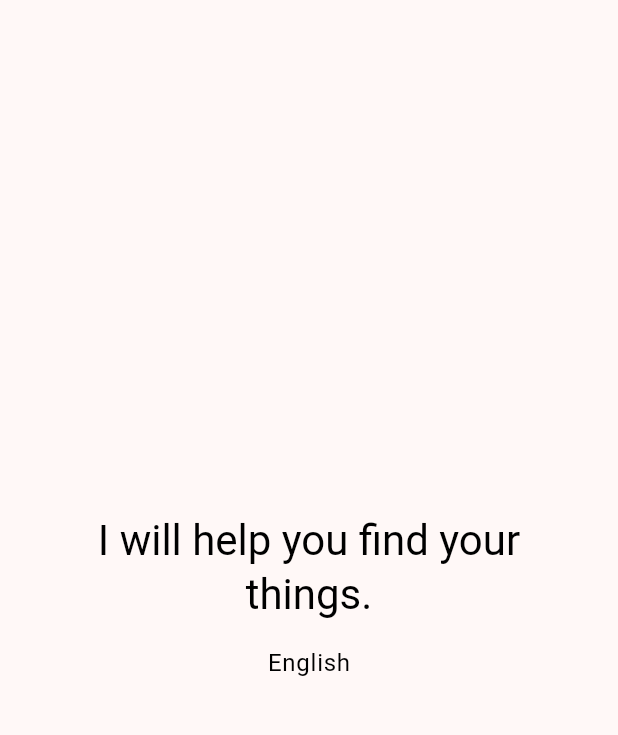
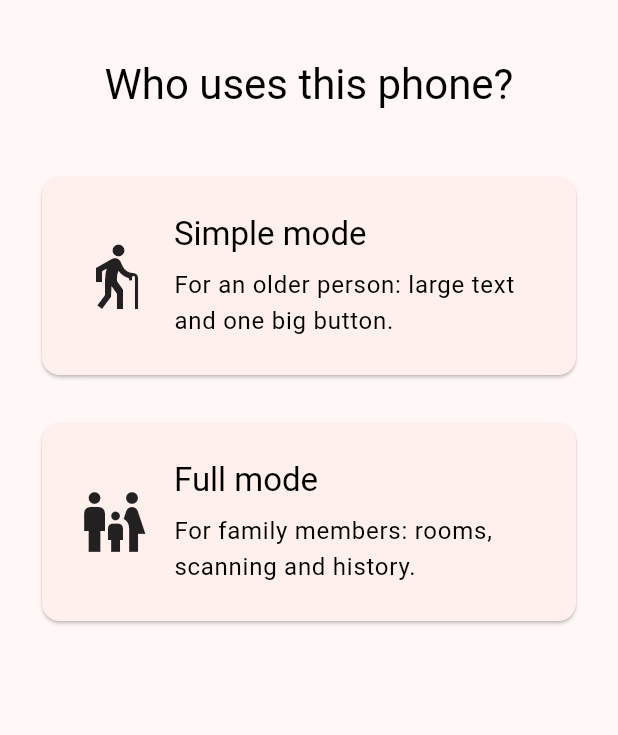
Before and after one commit to Git-FilipPerlic/strawberrinsky, a Flutter app: the screen it shows after launch, on a phone screen of 412 x 824 dp, the part 63-798 px from its top. Run offline on Flutter 3.47's test engine with Material 3 defaults, Android fonts, the phone set to English and light mode, and no system bars; our stand-ins replace shared_preferences.

Commit message:
Add mode choice with remembered simple/full mode (BASE-002)
Co-Authored-By: Claude Opus 5.5 <noreply@anthropic.com>

```diff
--- a/lib/app.dart
+++ b/lib/app.dart
@@ -2,6 +2,11 @@ import 'package:flutter/material.dart';
 import 'package:flutter_localizations/flutter_localizations.dart';
 
 import 'l10n/app_localizations.dart';
+import 'models/app_mode.dart';
+import 'screens/full/full_home_screen.dart';
+import 'screens/mode_choice_screen.dart';
+import 'screens/simple/simple_home_screen.dart';
+import 'services/settings_store.dart';
 import 'theme/app_theme.dart';
 
 /// Srpski, latinica. Naši prevodi su u `app_sr.arb`, a ugrađeni tekstovi
@@ -13,16 +18,49 @@ const Locale serbianLatin = Locale.fromSubtags(
 
 const Locale english = Locale('en');
 
-class StrawberrinskyApp extends StatelessWidget {
-  const StrawberrinskyApp({super.key});
+class StrawberrinskyApp extends StatefulWidget {
+  StrawberrinskyApp({super.key, SettingsStore? settings})
+    : settings = settings ?? SettingsStore();
+
+  final SettingsStore settings;
+
+  @override
+  State<StrawberrinskyApp> createState() => _StrawberrinskyAppState();
+}
+
+class _StrawberrinskyAppState extends State<StrawberrinskyApp> {
+  /// Dok se čita sačuvani režim — kratko, ne prikazuje se ništa.
+  bool _loading = true;
+
+  /// `null` znači da režim još nije izabran.
+  AppMode? _mode;
+
+  @override
+  void initState() {
+    super.initState();
+    _loadMode();
+  }
+
+  Future<void> _loadMode() async {
+    final mode = await widget.settings.loadMode();
+    if (!mounted) return;
+    setState(() {
+      _mode = mode;
+      _loading = false;
+    });
+  }
+
+  void _setMode(AppMode mode) {
+    setState(() => _mode = mode);
+    widget.settings.saveMode(mode);
+  }
 
   @override
   Widget build(BuildContext context) {
     return MaterialApp(
       onGenerateTitle: (context) => AppLocalizations.of(context).appTitle,
       debugShowCheckedModeBanner: false,
-      // Izbor režima (jednostavan / pun) dolazi u BASE-002.
-      theme: AppTheme.full(),
+      theme: _mode == AppMode.simple ? AppTheme.simple() : AppTheme.full(),
       localizationsDelegates: const [
         AppLocalizations.delegate,
         GlobalMaterialLocalizations.delegate,
@@ -31,8 +69,22 @@ class StrawberrinskyApp extends StatelessWidget {
       ],
       supportedLocales: const [serbianLatin, english],
       localeResolutionCallback: _resolveLocale,
-      home: const _PlaceholderHome(),
+      home: _buildHome(),
     );
+  }
+
+  Widget _buildHome() {
+    if (_loading) return const Scaffold();
+
+    return switch (_mode) {
+      null => ModeChoiceScreen(onModeChosen: _setMode),
+      AppMode.simple => SimpleHomeScreen(
+        onExit: () => _setMode(AppMode.full),
+      ),
+      AppMode.full => FullHomeScreen(
+        onSwitchToSimple: () => _setMode(AppMode.simple),
+      ),
+    };
   }
 
   /// Ako je telefon na srpskom — srpski, inače engleski.
@@ -41,36 +93,3 @@ class StrawberrinskyApp extends StatelessWidget {
     return english;
   }
 }
-
-/// Privremeni početni ekran — samo da se vide tema i prevod.
-/// Zamenjuje ga izbor režima u BASE-002.
-class _PlaceholderHome extends StatelessWidget {
-  const _PlaceholderHome();
-
-  @override
-  Widget build(BuildContext context) {
-    final l10n = AppLocalizations.of(context);
-    final textTheme = Theme.of(context).textTheme;
-
-    return Scaffold(
-      appBar: AppBar(title: Text(l10n.appTitle)),
-      body: Center(
-        child: Padding(
-          padding: const EdgeInsets.all(AppSpacing.large),
-          child: Column(
-            mainAxisSize: MainAxisSize.min,
-            children: [
-              Text(
-                l10n.homeGreeting,
-                style: textTheme.headlineMedium,
-                textAlign: TextAlign.center,
-              ),
-              const SizedBox(height: AppSpacing.medium),
-              Text(l10n.languageName, style: textTheme.bodyLarge),
-            ],
-          ),
-        ),
-      ),
-    );
-  }
-}
--- a/lib/l10n/app_en.arb
+++ b/lib/l10n/app_en.arb
@@ -2,6 +2,16 @@
   "@@locale": "en",
 
   "appTitle": "Strawberrinsky",
-  "homeGreeting": "I will help you find your things.",
-  "languageName": "English"
+
+  "modeChoiceTitle": "Who uses this phone?",
+  "modeSimpleTitle": "Simple mode",
+  "modeSimpleDescription": "For an older person: large text and one big button.",
+  "modeFullTitle": "Full mode",
+  "modeFullDescription": "For family members: rooms, scanning and history.",
+
+  "simpleHomeQuestion": "What are you looking for?",
+  "holdToExitSimpleMode": "Hold for 3 seconds to leave simple mode",
+
+  "fullHomeEmpty": "Rooms, scanning and history will be here.",
+  "switchToSimpleMode": "Switch to simple mode"
 }
--- a/lib/l10n/app_localizations.dart
+++ b/lib/l10n/app_localizations.dart
@@ -104,17 +104,59 @@ abstract class AppLocalizations {
   /// **'Strawberrinsky'**
   String get appTitle;
 
-  /// Pozdravna rečenica na početnom ekranu
+  /// Naslov ekrana za izbor režima, pri prvom pokretanju
   ///
   /// In sr, this message translates to:
-  /// **'Pomoći ću ti da pronađeš svoje stvari.'**
-  String get homeGreeting;
+  /// **'Ko koristi ovaj telefon?'**
+  String get modeChoiceTitle;
 
-  /// Naziv jezika koji je trenutno uključen
+  /// No description provided for @modeSimpleTitle.
   ///
   /// In sr, this message translates to:
-  /// **'Srpski'**
-  String get languageName;
+  /// **'Jednostavan režim'**
+  String get modeSimpleTitle;
+
+  /// No description provided for @modeSimpleDescription.
+  ///
+  /// In sr, this message translates to:
+  /// **'Za stariju osobu: krupan tekst i jedno veliko dugme.'**
+  String get modeSimpleDescription;
+
+  /// No description provided for @modeFullTitle.
+  ///
+  /// In sr, this message translates to:
+  /// **'Pun režim'**
+  String get modeFullTitle;
+
+  /// No description provided for @modeFullDescription.
+  ///
+  /// In sr, this message translates to:
+  /// **'Za ukućane: sobe, snimanje i istorija.'**
+  String get modeFullDescription;
+
+  /// Glavno pitanje u jednostavnom režimu
+  ///
+  /// In sr, this message translates to:
+  /// **'Šta tražiš?'**
+  String get simpleHomeQuestion;
+
+  /// Opis malog dugmeta u uglu (čita ga čitač ekrana)
+  ///
+  /// In sr, this message translates to:
+  /// **'Drži 3 sekunde za izlaz iz jednostavnog režima'**
+  String get holdToExitSimpleMode;
+
+  /// No description provided for @fullHomeEmpty.
+  ///
+  /// In sr, this message translates to:
+  /// **'Ovde će biti sobe, snimanje i istorija.'**
+  String get fullHomeEmpty;
+
+  /// No description provided for @switchToSimpleMode.
+  ///
+  /// In sr, this message translates to:
+  /// **'Pređi na jednostavan režim'**
+  String get switchToSimpleMode;
 }
 
 class _AppLocalizationsDelegate
--- a/lib/l10n/app_localizations_en.dart
+++ b/lib/l10n/app_localizations_en.dart
@@ -13,8 +13,31 @@ class AppLocalizationsEn extends AppLocalizations {
   String get appTitle => 'Strawberrinsky';
 
   @override
-  String get homeGreeting => 'I will help you find your things.';
+  String get modeChoiceTitle => 'Who uses this phone?';
 
   @override
-  String get languageName => 'English';
+  String get modeSimpleTitle => 'Simple mode';
+
+  @override
+  String get modeSimpleDescription =>
+      'For an older person: large text and one big button.';
+
+  @override
+  String get modeFullTitle => 'Full mode';
+
+  @override
+  String get modeFullDescription =>
+      'For family members: rooms, scanning and history.';
+
+  @override
+  String get simpleHomeQuestion => 'What are you looking for?';
+
+  @override
+  String get holdToExitSimpleMode => 'Hold for 3 seconds to leave simple mode';
+
+  @override
+  String get fullHomeEmpty => 'Rooms, scanning and history will be here.';
+
+  @override
+  String get switchToSimpleMode => 'Switch to simple mode';
 }
--- a/lib/main.dart
+++ b/lib/main.dart
@@ -3,5 +3,5 @@ import 'package:flutter/material.dart';
 import 'app.dart';
 
 void main() {
-  runApp(const StrawberrinskyApp());
+  runApp(StrawberrinskyApp());
 }
--- /dev/null
+++ b/lib/models/app_mode.dart
@@ -0,0 +1,8 @@
+/// Kako se aplikacija koristi na ovom telefonu.
+enum AppMode {
+  /// Za stariju osobu: krupan tekst, jedno veliko dugme.
+  simple,
+
+  /// Za ukućane: sobe, snimanje, istorija.
+  full,
+}
--- /dev/null
+++ b/lib/screens/mode_choice_screen.dart
@@ -0,0 +1,92 @@
+import 'package:flutter/material.dart';
+
+import '../l10n/app_localizations.dart';
+import '../models/app_mode.dart';
+import '../theme/app_theme.dart';
+
+/// Prvo pokretanje: ko koristi ovaj telefon?
+class ModeChoiceScreen extends StatelessWidget {
+  const ModeChoiceScreen({super.key, required this.onModeChosen});
+
+  final ValueChanged<AppMode> onModeChosen;
+
+  @override
+  Widget build(BuildContext context) {
+    final l10n = AppLocalizations.of(context);
+
+    return Scaffold(
+      appBar: AppBar(title: Text(l10n.appTitle)),
+      body: SafeArea(
+        child: ListView(
+          padding: const EdgeInsets.all(AppSpacing.large),
+          children: [
+            Text(
+              l10n.modeChoiceTitle,
+              style: Theme.of(context).textTheme.headlineMedium,
+              textAlign: TextAlign.center,
+            ),
+            const SizedBox(height: AppSpacing.extraLarge),
+            _ModeOption(
+              icon: Icons.elderly,
+              title: l10n.modeSimpleTitle,
+              description: l10n.modeSimpleDescription,
+              onTap: () => onModeChosen(AppMode.simple),
+            ),
+            const SizedBox(height: AppSpacing.large),
+            _ModeOption(
+              icon: Icons.family_restroom,
+              title: l10n.modeFullTitle,
+              description: l10n.modeFullDescription,
+              onTap: () => onModeChosen(AppMode.full),
+            ),
+          ],
+        ),
+      ),
+    );
+  }
+}
+
+class _ModeOption extends StatelessWidget {
+  const _ModeOption({
+    required this.icon,
+    required this.title,
+    required this.description,
+    required this.onTap,
+  });
+
+  final IconData icon;
+  final String title;
+  final String description;
+  final VoidCallback onTap;
+
+  @override
+  Widget build(BuildContext context) {
+    final textTheme = Theme.of(context).textTheme;
+
+    return Card(
+      clipBehavior: Clip.antiAlias,
+      child: InkWell(
+        onTap: onTap,
+        child: Padding(
+          padding: const EdgeInsets.all(AppSpacing.large),
+          child: Row(
+            children: [
+              Icon(icon, size: 48),
+              const SizedBox(width: AppSpacing.medium),
+              Expanded(
+                child: Column(
+                  crossAxisAlignment: CrossAxisAlignment.start,
+                  children: [
+                    Text(title, style: textTheme.titleLarge),
+                    const SizedBox(height: AppSpacing.small),
+                    Text(description, style: textTheme.bodyLarge),
+                  ],
+                ),
+              ),
+            ],
+          ),
+        ),
+      ),
+    );
+  }
+}
--- /dev/null
+++ b/lib/services/settings_store.dart
@@ -0,0 +1,34 @@
+import 'package:shared_preferences/shared_preferences.dart';
+
+import '../models/app_mode.dart';
+
+/// Sitna podešavanja sačuvana na telefonu (za sada samo izabrani režim).
+class SettingsStore {
+  static const _modeKey = 'app_mode';
+
+  /// Vraća sačuvani režim, ili `null` ako još nije izabran
+  /// (ili ako je sačuvana vrednost nečitljiva).
+  Future<AppMode?> loadMode() async {
+    try {
+      final prefs = await SharedPreferences.getInstance();
+      final name = prefs.getString(_modeKey);
+      for (final mode in AppMode.values) {
+        if (mode.name == name) return mode;
+      }
+      return null;
+    } catch (_) {
+      return null;
+    }
+  }
+
+  /// Čuva režim. Ako čuvanje ne uspe, aplikacija i dalje radi —
+  /// samo će sledeći put ponovo pitati.
+  Future<void> saveMode(AppMode mode) async {
+    try {
+      final prefs = await SharedPreferences.getInstance();
+      await prefs.setString(_modeKey, mode.name);
+    } catch (_) {
+      // Namerno ćutimo — vidi opis iznad.
+    }
+  }
+}
--- a/pubspec.yaml
+++ b/pubspec.yaml
@@ -37,6 +37,7 @@ dependencies:
   flutter_localizations:
     sdk: flutter
   intl: any
+  shared_preferences: ^2.5.5
 
 dev_dependencies:
   flutter_test:
```
Also changed, not shown: lib/l10n/app_localizations_sr.dart (+25 -2 lines), lib/l10n/app_sr.arb (+20 -7 lines), lib/screens/full/full_home_screen.dart (added, +42 -0 lines), lib/screens/simple/simple_home_screen.dart (added, +47 -0 lines), lib/widgets/common/hold_to_activate_button.dart (added, +85 -0 lines), pubspec.lock, 3 other files.
